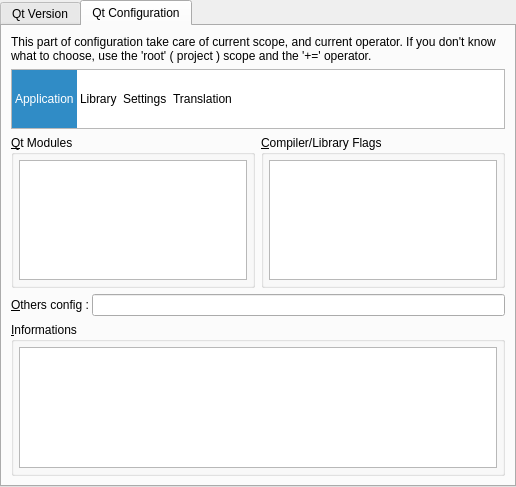
Qt form v2/branches/dev/plugins/xup/QMakeProjectEditor/src/ui/UIQtConfiguration.ui (testmana2/mks) before a commit.
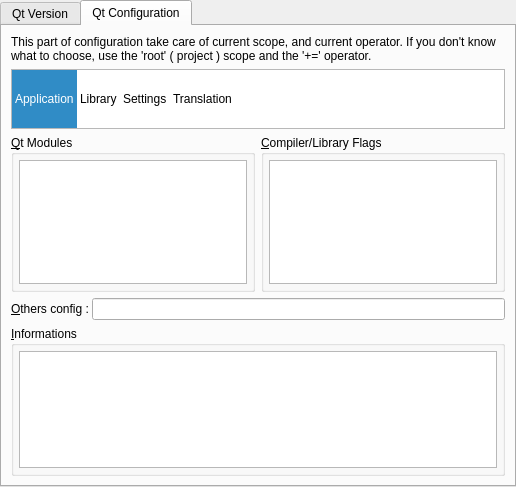
The same form after that commit. Icons and pictures are not drawn.

```diff
--- a/v2/branches/dev/plugins/xup/QMakeProjectEditor/src/ui/UIQtConfiguration.ui
+++ b/v2/branches/dev/plugins/xup/QMakeProjectEditor/src/ui/UIQtConfiguration.ui
@@ -671,6 +671,12 @@
            </property>
            <item row="0" column="0" >
             <widget class="QGroupBox" name="gbQtModules" >
+             <property name="sizePolicy" >
+              <sizepolicy vsizetype="Expanding" hsizetype="Preferred" >
+               <horstretch>0</horstretch>
+               <verstretch>0</verstretch>
+              </sizepolicy>
+             </property>
              <property name="title" >
               <string>&amp;Qt Modules</string>
              </property>
@@ -702,6 +708,12 @@
            </item>
            <item row="0" column="1" >
             <widget class="QGroupBox" name="gbCompilerFlags" >
+             <property name="sizePolicy" >
+              <sizepolicy vsizetype="Expanding" hsizetype="Preferred" >
+               <horstretch>0</horstretch>
+               <verstretch>0</verstretch>
+              </sizepolicy>
+             </property>
              <property name="title" >
               <string>&amp;Compiler/Library Flags</string>
              </property>
@@ -770,11 +782,17 @@
            <item row="2" column="0" colspan="2" >
             <widget class="QGroupBox" name="gbInformations" >
              <property name="sizePolicy" >
-              <sizepolicy vsizetype="Expanding" hsizetype="Expanding" >
-               <horstretch>99</horstretch>
+              <sizepolicy vsizetype="Fixed" hsizetype="Expanding" >
+               <horstretch>0</horstretch>
                <verstretch>0</verstretch>
               </sizepolicy>
              </property>
+             <property name="maximumSize" >
+              <size>
+               <width>16777215</width>
+               <height>150</height>
+              </size>
+             </property>
              <property name="title" >
               <string>&amp;Informations</string>
              </property>
```
